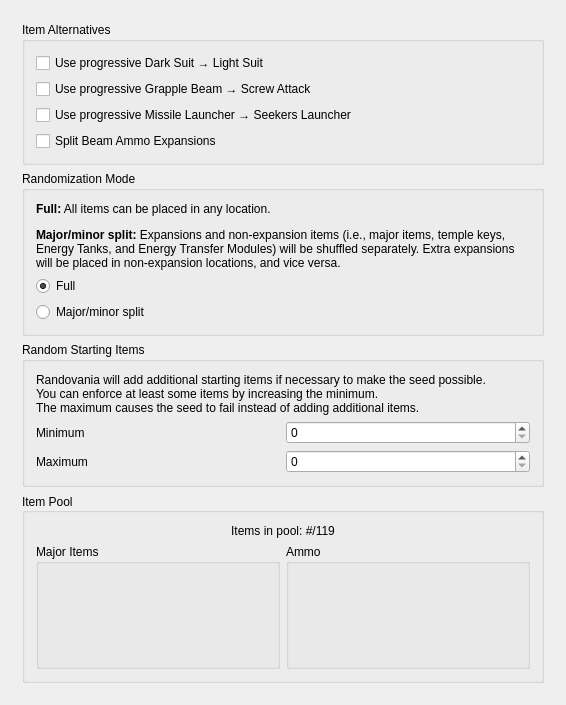
The window that randovania/gui/main_rules.ui (randovania/randovania) describes before a commit, drawn with Qt 5.
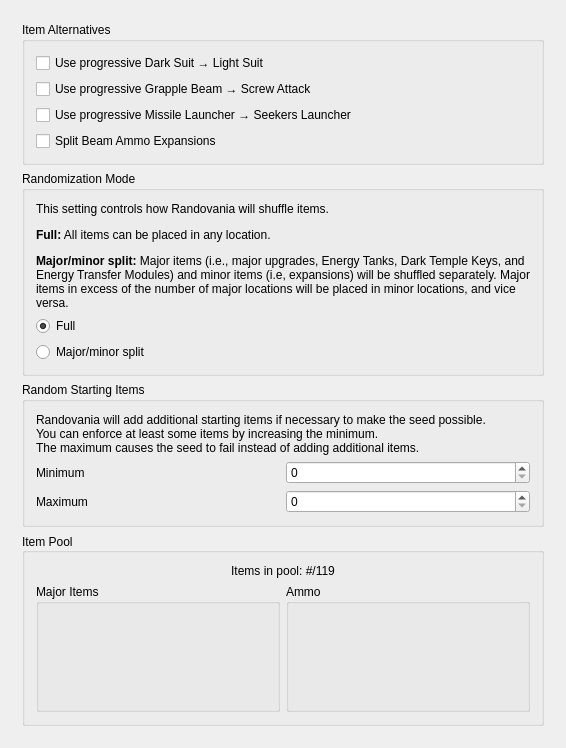
The same window after the commit.

Commit message: Rewrite major/minor split explanation

Patch:
```diff
--- a/randovania/gui/main_rules.ui
+++ b/randovania/gui/main_rules.ui
@@ -7,7 +7,7 @@
     <x>0</x>
     <y>0</y>
     <width>566</width>
-    <height>705</height>
+    <height>748</height>
    </rect>
   </property>
   <property name="maximumSize">
@@ -50,7 +50,7 @@
          <x>0</x>
          <y>0</y>
          <width>554</width>
-         <height>693</height>
+         <height>736</height>
         </rect>
        </property>
        <layout class="QGridLayout" name="gridLayout">
@@ -238,7 +238,7 @@
            <item>
             <widget class="QLabel" name="randomization_mode_label">
              <property name="text">
-              <string>&lt;html&gt;&lt;head/&gt;&lt;body&gt;&lt;p&gt;&lt;span style=&quot; font-weight:600;&quot;&gt;Full:&lt;/span&gt; All items can be placed in any location.&lt;/p&gt;&lt;p&gt;&lt;span style=&quot; font-weight:600;&quot;&gt;Major/minor split:&lt;/span&gt; Expansions and non-expansion items (i.e., major items, temple keys, Energy Tanks, and Energy Transfer Modules) will be shuffled separately. Extra expansions will be placed in non-expansion locations, and vice versa.&lt;/p&gt;&lt;/body&gt;&lt;/html&gt;</string>
+              <string>&lt;html&gt;&lt;head/&gt;&lt;body&gt;&lt;p&gt;This setting controls how Randovania will shuffle items.&lt;/p&gt;&lt;p&gt;&lt;span style=&quot; font-weight:600;&quot;&gt;Full:&lt;/span&gt; All items can be placed in any location.&lt;/p&gt;&lt;p&gt;&lt;span style=&quot; font-weight:600;&quot;&gt;Major/minor split:&lt;/span&gt; Major items (i.e., major upgrades, Energy Tanks, Dark Temple Keys, and Energy Transfer Modules) and minor items (i.e, expansions) will be shuffled separately. Major items in excess of the number of major locations will be placed in minor locations, and vice versa.&lt;/p&gt;&lt;/body&gt;&lt;/html&gt;</string>
              </property>
              <property name="wordWrap">
               <bool>true</bool>
```
